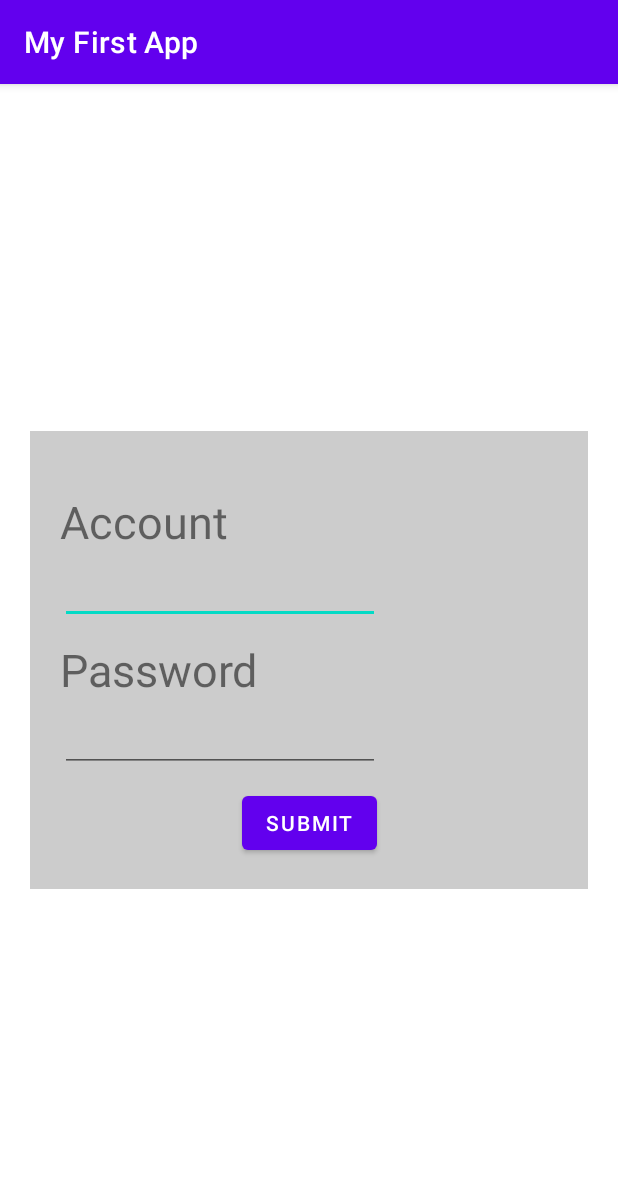
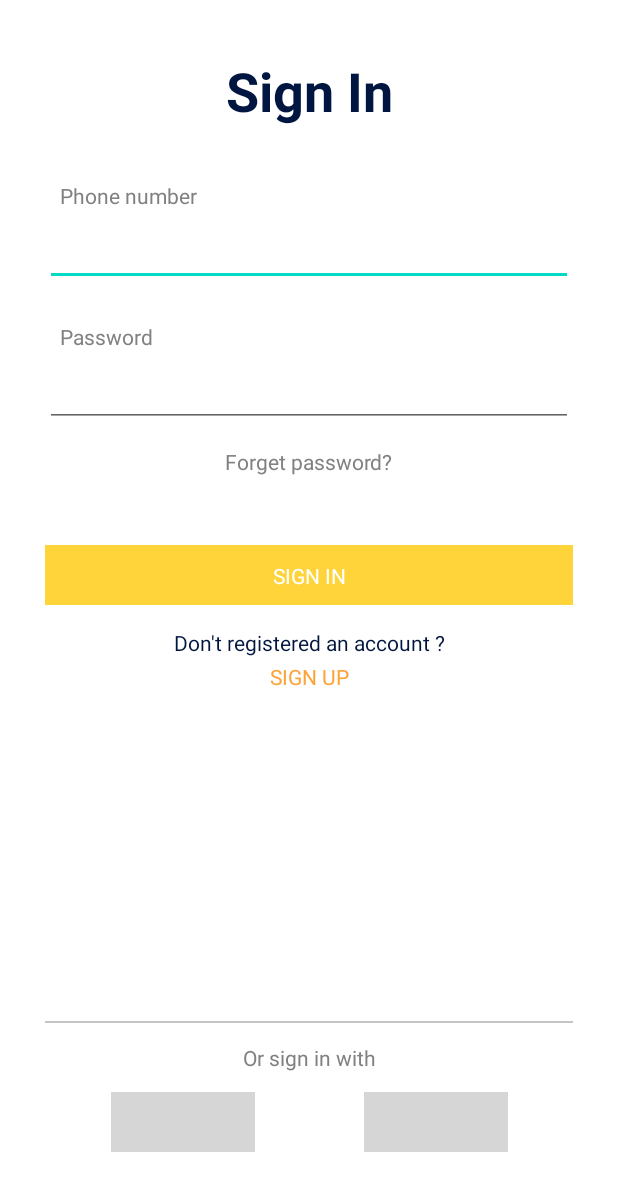
Before and after one commit to jasonChen0604/android-sample, an Android app: the screen it shows after launch (MainActivity), on a phone screen of 412 x 824 dp. Shown: the top 1191 px of the screen. Run offline under Robolectric (Android 15) with nearby library versions, the phone set to English and light mode, and no system bars; grey boxes are pictures that could not be loaded.

Commit message:
[A] login page

```diff
--- a/app/src/main/java/com/first/app/MainActivity.kt
+++ b/app/src/main/java/com/first/app/MainActivity.kt
@@ -10,15 +10,10 @@ class MainActivity : AppCompatActivity() {
     override fun onCreate(savedInstanceState: Bundle?) {
         super.onCreate(savedInstanceState)
         setContentView(R.layout.activity_main)
+        supportActionBar?.hide()
     }
 
     fun onButtonClick(view:View){
-        val editTextAccount = findViewById<EditText>(R.id.editTextAccount)
-        val editTextPassword = findViewById<EditText>(R.id.editTextPassword)
 
-        val account = editTextAccount.text
-        val password = editTextPassword.text
-
-        Toast.makeText(this, "$account / $password",Toast.LENGTH_SHORT).show()
     }
 }
--- a/app/src/main/res/layout/activity_main.xml
+++ b/app/src/main/res/layout/activity_main.xml
@@ -6,70 +6,191 @@
     android:layout_height="match_parent"
     tools:context=".MainActivity">
 
-    <androidx.constraintlayout.widget.ConstraintLayout
+    <TextView
+        android:id="@+id/textView"
+        android:layout_width="wrap_content"
+        android:layout_height="wrap_content"
+        android:layout_marginTop="36dp"
+        android:text="Sign In"
+        android:textColor="#001640"
+        android:textSize="36sp"
+        android:textStyle="bold"
+        app:layout_constraintEnd_toEndOf="parent"
+        app:layout_constraintStart_toStartOf="parent"
+        app:layout_constraintTop_toTopOf="parent" />
+
+    <TextView
+        android:id="@+id/txtLabelPhone"
+        android:layout_width="wrap_content"
+        android:layout_height="wrap_content"
+        android:layout_marginStart="40dp"
+        android:layout_marginTop="36dp"
+        android:text="Phone number"
+        android:textColor="#818181"
+        app:layout_constraintStart_toStartOf="parent"
+        app:layout_constraintTop_toBottomOf="@+id/textView" />
+
+    <EditText
+        android:id="@+id/etPhone"
         android:layout_width="0dp"
         android:layout_height="wrap_content"
-        android:layout_marginStart="20dp"
-        android:layout_marginEnd="20dp"
-        android:background="#CCCCCC"
-        android:padding="20dp"
-        app:layout_constraintBottom_toBottomOf="parent"
+        android:layout_marginStart="30dp"
+        android:layout_marginTop="5dp"
+        android:layout_marginEnd="30dp"
+        android:inputType="phone"
         app:layout_constraintEnd_toEndOf="parent"
         app:layout_constraintStart_toStartOf="parent"
-        app:layout_constraintTop_toTopOf="parent">
+        app:layout_constraintTop_toBottomOf="@+id/txtLabelPhone"
+        tools:textSize="16sp" />
+
+    <TextView
+        android:id="@+id/txtLabelPassword"
+        android:layout_width="wrap_content"
+        android:layout_height="wrap_content"
+        android:layout_marginStart="40dp"
+        android:layout_marginTop="24dp"
+        android:text="Password"
+        android:textColor="#818181"
+        app:layout_constraintStart_toStartOf="parent"
+        app:layout_constraintTop_toBottomOf="@+id/etPhone" />
+
+    <EditText
+        android:id="@+id/etPassword"
+        android:layout_width="0dp"
+        android:layout_height="wrap_content"
+        android:layout_marginStart="30dp"
+        android:layout_marginTop="5dp"
+        android:layout_marginEnd="30dp"
+        android:inputType="textPassword"
+        app:layout_constraintEnd_toEndOf="parent"
+        app:layout_constraintStart_toStartOf="parent"
+        app:layout_constraintTop_toBottomOf="@+id/txtLabelPassword"
+        tools:textSize="16sp" />
+
+    <TextView
+        android:id="@+id/txtForgetPwd"
+        android:layout_width="wrap_content"
+        android:layout_height="wrap_content"
+        android:layout_marginTop="13dp"
+        android:text="Forget password?"
+        android:textColor="#818181"
+        app:layout_constraintEnd_toEndOf="parent"
+        app:layout_constraintStart_toStartOf="parent"
+        app:layout_constraintTop_toBottomOf="@+id/etPassword" />
+
+    <androidx.constraintlayout.widget.ConstraintLayout
+        android:id="@+id/layoutSignIn"
+        android:layout_width="0dp"
+        android:layout_height="40dp"
+        android:layout_marginTop="46dp"
+        android:layout_marginStart="30dp"
+        android:layout_marginEnd="30dp"
+        android:background="#FFD43A"
+        app:layout_constraintStart_toStartOf="parent"
+        app:layout_constraintEnd_toEndOf="parent"
+        app:layout_constraintTop_toBottomOf="@+id/txtForgetPwd">
+
 
         <TextView
-            android:id="@+id/labelAccount"
             android:layout_width="wrap_content"
             android:layout_height="wrap_content"
-            android:layout_marginTop="20dp"
-            android:text="Account"
-            android:textSize="30sp"
+            android:text="SIGN IN"
+            android:textColor="@color/white"
+            app:layout_constraintBottom_toBottomOf="parent"
+            app:layout_constraintEnd_toEndOf="parent"
             app:layout_constraintStart_toStartOf="parent"
             app:layout_constraintTop_toTopOf="parent" />
 
-        <EditText
-            android:id="@+id/editTextAccount"
+
+    </androidx.constraintlayout.widget.ConstraintLayout>
+
+    <TextView
+        android:id="@+id/txtSignUpHint"
+        android:layout_width="wrap_content"
+        android:layout_height="wrap_content"
+        android:layout_marginTop="15dp"
+        android:text="Don't registered an account ?"
+        android:textColor="#001640"
+        app:layout_constraintEnd_toEndOf="parent"
+        app:layout_constraintStart_toStartOf="parent"
+        app:layout_constraintTop_toBottomOf="@+id/layoutSignIn" />
+
+    <TextView
+        android:id="@+id/txtSignUp"
+        android:layout_width="wrap_content"
+        android:layout_height="wrap_content"
+        android:layout_marginTop="3dp"
+        android:text="SIGN UP"
+        android:textColor="#FEA339"
+        app:layout_constraintEnd_toEndOf="parent"
+        app:layout_constraintStart_toStartOf="parent"
+        app:layout_constraintTop_toBottomOf="@+id/txtSignUpHint" />
+
+    <View
+        android:layout_width="0dp"
+        android:layout_height="1dp"
+        android:layout_marginStart="30dp"
+        android:layout_marginEnd="30dp"
+        android:layout_marginBottom="13dp"
+        android:background="#C4C4C4"
+        app:layout_constraintEnd_toEndOf="parent"
+        app:layout_constraintStart_toStartOf="parent"
+        app:layout_constraintBottom_toTopOf="@+id/txtSignInWith"
+        />
+
+
+    <TextView
+        android:id="@+id/txtSignInWith"
+        android:layout_width="wrap_content"
+        android:layout_height="wrap_content"
+        android:layout_marginBottom="13dp"
+        android:text="Or sign in with"
+        android:textColor="#818181"
+        app:layout_constraintEnd_toEndOf="parent"
+        app:layout_constraintStart_toStartOf="parent"
+        app:layout_constraintBottom_toTopOf="@+id/constraintLayout2" />
+
+    <androidx.constraintlayout.widget.ConstraintLayout
+        android:id="@+id/constraintLayout2"
+        android:layout_width="0dp"
+        android:layout_height="40dp"
+        android:layout_marginStart="46dp"
+        android:layout_marginEnd="8.5dp"
+        android:layout_marginBottom="56dp"
+        app:layout_constraintBottom_toBottomOf="parent"
+        app:layout_constraintEnd_toStartOf="@+id/constraintLayout"
+        app:layout_constraintStart_toStartOf="parent">
+
+        <ImageView
             android:layout_width="wrap_content"
             android:layout_height="wrap_content"
-            android:ems="10"
-            android:inputType="textPersonName"
-            android:minHeight="48dp"
-            app:layout_constraintStart_toStartOf="parent"
-            app:layout_constraintTop_toBottomOf="@+id/labelAccount" />
-
-        <TextView
-            android:id="@+id/labelPassword"
-            android:layout_width="wrap_content"
-            android:layout_height="wrap_content"
-            android:layout_marginTop="10dp"
-            android:text="Password"
-            android:textSize="30sp"
-            app:layout_constraintStart_toStartOf="parent"
-            app:layout_constraintTop_toBottomOf="@id/editTextAccount" />
-
-        <EditText
-            android:id="@+id/editTextPassword"
-            android:layout_width="wrap_content"
-            android:layout_height="wrap_content"
-            android:ems="10"
-            android:inputType="textPassword"
-            android:minHeight="48dp"
-            android:text=""
-            app:layout_constraintStart_toStartOf="parent"
-            app:layout_constraintTop_toBottomOf="@id/labelPassword" />
-
-        <Button
-            android:id="@+id/buttonSubmit"
-            android:layout_width="wrap_content"
-            android:layout_height="wrap_content"
-            android:layout_marginTop="10dp"
-            android:text="Submit"
-            android:onClick="onButtonClick"
+            android:src="@drawable/icon_google"
             app:layout_constraintBottom_toBottomOf="parent"
             app:layout_constraintEnd_toEndOf="parent"
             app:layout_constraintStart_toStartOf="parent"
-            app:layout_constraintTop_toBottomOf="@+id/editTextPassword" />
+            app:layout_constraintTop_toTopOf="parent" />
+
+    </androidx.constraintlayout.widget.ConstraintLayout>
+
+    <androidx.constraintlayout.widget.ConstraintLayout
+        android:id="@+id/constraintLayout"
+        android:layout_width="0dp"
+        android:layout_height="40dp"
+        android:layout_marginStart="8.5dp"
+        android:layout_marginEnd="46dp"
+        android:layout_marginBottom="56dp"
+        app:layout_constraintBottom_toBottomOf="parent"
+        app:layout_constraintEnd_toEndOf="parent"
+        app:layout_constraintStart_toEndOf="@+id/constraintLayout2">
+
+        <ImageView
+            android:layout_width="wrap_content"
+            android:layout_height="wrap_content"
+            android:src="@drawable/icon_facebook"
+            app:layout_constraintBottom_toBottomOf="parent"
+            app:layout_constraintEnd_toEndOf="parent"
+            app:layout_constraintStart_toStartOf="parent"
+            app:layout_constraintTop_toTopOf="parent" />
 
     </androidx.constraintlayout.widget.ConstraintLayout>
 
```
